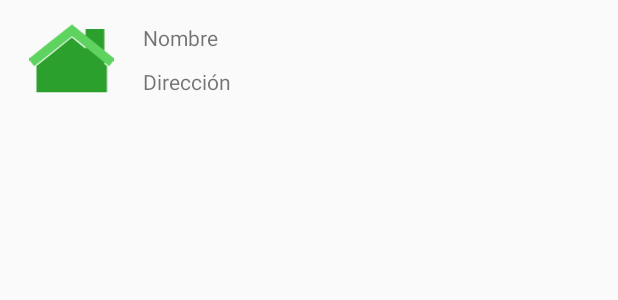
After one commit to vuraul94/ProyectoFinalAndroid, an Android app: the layout item.xml on its own in the app's theme, with its tools: preview values and no code run, on a phone screen of 412 x 824 dp. The commit adds this screen. Shown: the top 300 px of the screen. Run offline under Robolectric (Android 15) with nearby library versions, the phone set to English and light mode, and no system bars.

Commit message:
agregado icono de la casa y el item correspondiente

```diff
--- /dev/null
+++ b/app/src/main/res/drawable/ic_acopio.xml
@@ -0,0 +1,34 @@
+<vector xmlns:android="http://schemas.android.com/apk/res/android"
+        android:width="210dp"
+        android:height="297dp"
+        android:viewportWidth="210.0"
+        android:viewportHeight="297.0">
+    <path
+        android:pathData="m152.88,84.88l21.33,0l0,85.3l-21.33,-42.6z"
+        android:fillAlpha="1"
+        android:strokeColor="#2ca02c"
+        android:fillColor="#2ca02c"
+        android:strokeWidth="25.59486771"
+        android:strokeAlpha="1"/>
+    <path
+        android:pathData="M206.04,156.53 L106.14,75.62 4.85,156.16 51.29,118.68 106.14,75.62 152.98,112.99Z"
+        android:fillAlpha="1"
+        android:strokeColor="#5fd35f"
+        android:fillColor="#5fd35f"
+        android:strokeWidth="22.91536522"
+        android:strokeAlpha="1"/>
+    <path
+        android:pathData="m17.47,164.71 l27.17,-4.68 55.31,4.39 57.15,-4.96 36.41,5.32 -0,65.52L17.47,230.31Z"
+        android:fillAlpha="1"
+        android:strokeColor="#00000000"
+        android:fillColor="#2ca02c"
+        android:strokeWidth="20067.26757813"
+        android:strokeAlpha="1"/>
+    <path
+        android:pathData="m193.51,164.79 l-90.32,-0.09 -85.72,0.01 45.33,-36.34 42.84,-34.53 44.99,36.43z"
+        android:fillAlpha="1"
+        android:strokeColor="#00000000"
+        android:fillColor="#2ca02c"
+        android:strokeWidth="136.57600403"
+        android:strokeAlpha="1"/>
+</vector>
--- a/app/src/main/res/layout/activity_detalle_centros.xml
+++ b/app/src/main/res/layout/activity_detalle_centros.xml
@@ -169,7 +169,7 @@
 
                 <Button
                     android:id="@+id/button6"
-                    android:layout_width="55dp"
+                    android:layout_width="50dp"
                     android:layout_height="60dp"
                     android:layout_alignParentStart="true"
                     android:layout_alignTop="@+id/btnAtras"
--- /dev/null
+++ b/app/src/main/res/layout/item.xml
@@ -0,0 +1,40 @@
+<?xml version="1.0" encoding="utf-8"?>
+<LinearLayout xmlns:android="http://schemas.android.com/apk/res/android"
+    xmlns:app="http://schemas.android.com/apk/res-auto"
+    android:orientation="vertical" android:layout_width="match_parent"
+    android:layout_height="match_parent">
+
+    <LinearLayout
+        android:layout_width="match_parent"
+        android:layout_height="match_parent"
+        android:orientation="horizontal">
+
+        <ImageView
+            android:id="@+id/imgAcopio"
+            android:layout_width="95dp"
+            android:layout_height="79dp"
+            app:srcCompat="@drawable/ic_acopio" />
+
+        <LinearLayout
+            android:layout_width="match_parent"
+            android:layout_height="wrap_content"
+            android:layout_marginTop="15dp"
+            android:layout_weight="1"
+            android:orientation="vertical">
+
+            <TextView
+                android:id="@+id/txtNombre_item"
+                android:layout_width="match_parent"
+                android:layout_height="wrap_content"
+                android:text="Nombre" />
+
+            <TextView
+                android:id="@+id/txtDireccion_item"
+                android:layout_width="match_parent"
+                android:layout_height="wrap_content"
+                android:layout_marginTop="10dp"
+                android:text="Dirección" />
+        </LinearLayout>
+
+    </LinearLayout>
+</LinearLayout>
```
